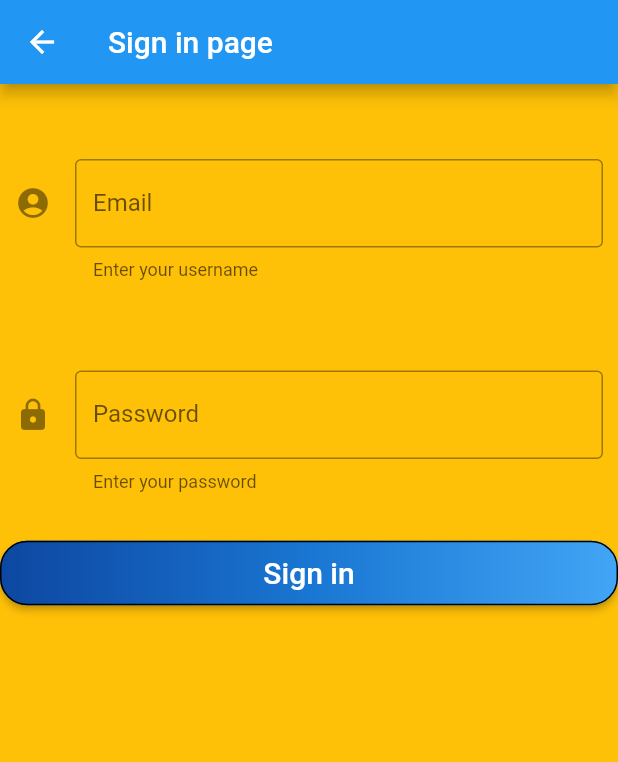
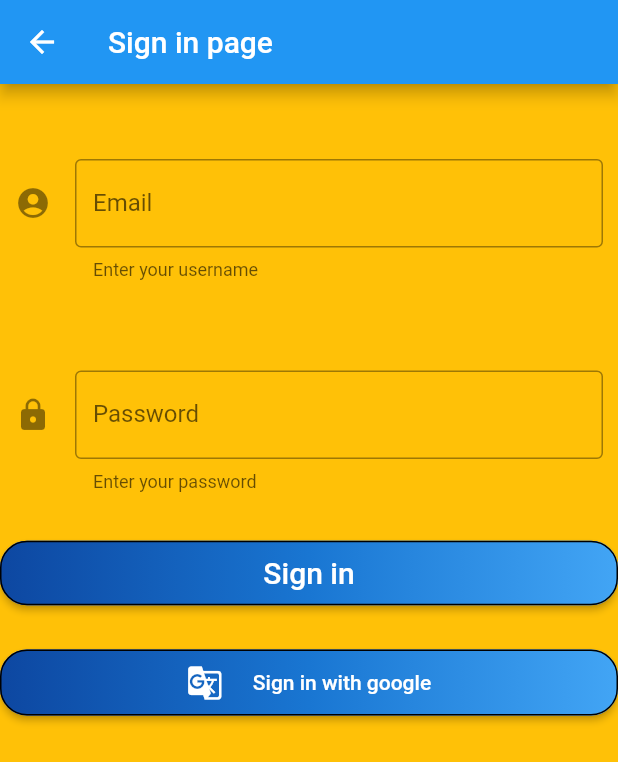
Before and after one commit to harshkumarkhatri/Multiple-Signin-and-Sign-up-Flutter, a Flutter app: the screen it shows after launch, after a tap on "Login", on a phone screen of 412 x 824 dp. Shown: the top 762 px of the screen. Run offline on Flutter 3.47's test engine with Material 2 defaults, Android fonts, the phone set to English and light mode, and no system bars; our stand-ins replace firebase_auth, google_sign_in; accounts and stored records are empty; network calls fail.

Commit message:
Completed signup with google

```diff
--- a/lib/first_page.dart
+++ b/lib/first_page.dart
@@ -8,7 +8,8 @@ class LogSignUp extends StatelessWidget {
   Widget build(BuildContext context) {
     return Scaffold(
       backgroundColor: Colors.amber,
-      body: Padding(
+      body: SingleChildScrollView(
+              child: Padding(
           padding: EdgeInsets.all(10),
           child: Column(
             children: <Widget>[
@@ -149,6 +150,7 @@ class LogSignUp extends StatelessWidget {
             ],
           ),
         ),
+      ),
     );
   }
 }
--- a/lib/signin_page.dart
+++ b/lib/signin_page.dart
@@ -1,6 +1,7 @@
 import 'package:flutter/material.dart';
 import 'package:firebase_auth/firebase_auth.dart';
 import 'home_page.dart';
+import 'package:google_sign_in/google_sign_in.dart';
 
 class LoginPage extends StatefulWidget {
   @override
@@ -11,6 +12,9 @@ class _LoginPageState extends State<LoginPage> {
   // final AuthSer
 
   String _email, _password;
+  bool isGoogleSignin = false;
+  // final
+
   final GlobalKey<FormState> _formKey = GlobalKey<FormState>();
   @override
   Widget build(BuildContext context) {
@@ -19,7 +23,8 @@ class _LoginPageState extends State<LoginPage> {
       appBar: AppBar(
         title: Text("Sign in page"),
       ),
-      body: Form(
+      body: SingleChildScrollView(
+              child: Form(
           key: _formKey,
           child: Column(
             children: [
@@ -59,7 +64,10 @@ class _LoginPageState extends State<LoginPage> {
                       helperText: "Enter your password"),
                   obscureText: true,
                 ),
-            ),SizedBox(height: 20,),
+              ),
+              SizedBox(
+                height: 20,
+              ),
               RaisedButton(
                 shape: RoundedRectangleBorder(
                     borderRadius: BorderRadius.circular(18.0),
@@ -68,7 +76,10 @@ class _LoginPageState extends State<LoginPage> {
                 padding: const EdgeInsets.all(0.0),
                 onPressed: signIn,
                 child: Container(
-                child: Text("Sign in",style: TextStyle(fontSize: 20),),
+                  child: Text(
+                    "Sign in",
+                    style: TextStyle(fontSize: 20),
+                  ),
                   alignment: Alignment.center,
                   decoration: BoxDecoration(
                     borderRadius: BorderRadius.circular(18.0),
@@ -82,14 +93,48 @@ class _LoginPageState extends State<LoginPage> {
                   ),
                   padding: const EdgeInsets.all(10.0),
                 ),
+              ),
+              SizedBox(height:25),
+              RaisedButton(
+                onPressed: () {
+                  googleSignIn(context);
+                },
+                shape: RoundedRectangleBorder(
+                    borderRadius: BorderRadius.circular(18.0),
+                    side: BorderSide(color: Colors.black)),
+                textColor: Colors.white,
+                padding: const EdgeInsets.all(0.0),
+                child: Container(
+                  alignment: Alignment.center,
+                  decoration: BoxDecoration(
+                    borderRadius: BorderRadius.circular(18),
+                    gradient: LinearGradient(
+                      colors: <Color>[
+                        Color(0xFF0D47A1),
+                        Color(0xFF1976D2),
+                        Color(0xFF42A5F5),
+                      ],
+                    ),
+                  ),
+                  padding: EdgeInsets.all(10),
+                  child: Row(
+                    mainAxisAlignment: MainAxisAlignment.center,
+                    children: [
+                      Icon(Icons.g_translate),
+                      SizedBox(width: 20),
+                      Text("Sign in with google"),
+                    ],
+                  ),
+                ),
               )
             ],
+          ),
         ),
       ),
     );
   }
 
-  void signIn() async {
+  Future<FirebaseUser> signIn() async {
     final formState = _formKey.currentState;
     // print(_email+" "+_password);
     if (formState.validate()) {
@@ -101,10 +146,44 @@ class _LoginPageState extends State<LoginPage> {
             .user;
         print("success");
         Navigator.push(
-            context, MaterialPageRoute(builder: (context) => Home()));
+            context, MaterialPageRoute(builder: (context) => Home(user:null)));
+        return user;
       } catch (e) {
         print(e);
       }
     }
   }
+
+  Future<FirebaseUser> googleSignIn(BuildContext context) async {
+    FirebaseUser currentUse;
+    try {
+      final GoogleSignInAccount googleUser = await GoogleSignIn().signIn();
+      final GoogleSignInAuthentication googleauth =
+          await googleUser.authentication;
+      final AuthCredential credential = GoogleAuthProvider.getCredential(
+          idToken: googleauth.idToken, accessToken: googleauth.accessToken);
+      final FirebaseUser user =
+          (await FirebaseAuth.instance.signInWithCredential(credential)).user;
+      assert(user.email != null);
+      assert(user.displayName != null);
+      assert(!user.isAnonymous);
+      assert(await user.getIdToken() != null);
+
+      currentUse = await FirebaseAuth.instance.currentUser();
+      assert(user.uid == currentUse.uid);
+      print(currentUse);
+      print("username = ${currentUse.displayName}");
+      Navigator.push(
+        context,
+        MaterialPageRoute(
+          builder: (context) => Home(
+            user: user,
+          ),
+        ),
+      );
+    } catch (e) {
+      print(e);
     }
+    return currentUse;
+  }
+}
--- a/pubspec.yaml
+++ b/pubspec.yaml
@@ -29,6 +29,7 @@ dependencies:
   # Use with the CupertinoIcons class for iOS style icons.
   cupertino_icons: ^0.1.3
   firebase_auth: ^0.16.1
+  google_sign_in: ^4.5.1
 
 dev_dependencies:
   flutter_test:
```
Also changed, not shown: lib/home_page.dart (+35 -9 lines), pubspec.lock, 1 other file. Lines whose indentation alone changed are shown as unchanged.
